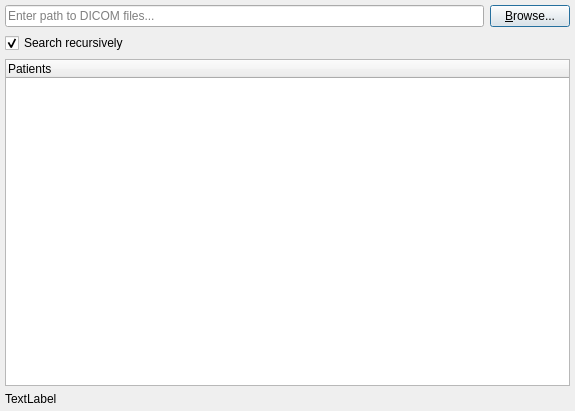
Old version of the form patientexplorerwidget.ui in the repository ekamperi/dicomviewer.
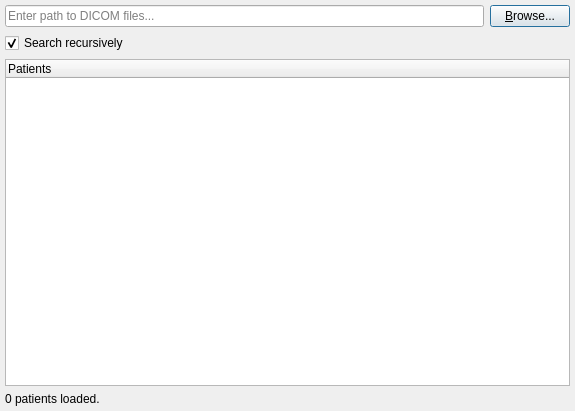
New version of the form.

Patch:
```diff
--- a/patientexplorerwidget.ui
+++ b/patientexplorerwidget.ui
@@ -106,7 +106,7 @@
    <item row="1" column="0">
     <widget class="QLabel" name="label">
      <property name="text">
-      <string>TextLabel</string>
+      <string>0 patients loaded.</string>
      </property>
     </widget>
    </item>
```
Left out of the diff: 2 changed lines with no effect on the pictures.
